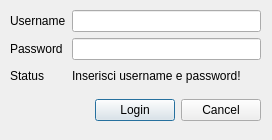
The window that logindialog.ui (warcomeb/labortool) describes before a commit, drawn with Qt 5.
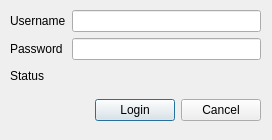
The same window after the commit.

What changed in the file:
```diff
--- a/logindialog.ui
+++ b/logindialog.ui
@@ -68,7 +68,7 @@
        </size>
       </property>
       <property name="text">
-       <string>Inserisci username e password!</string>
+       <string/>
       </property>
      </widget>
     </item>
```
